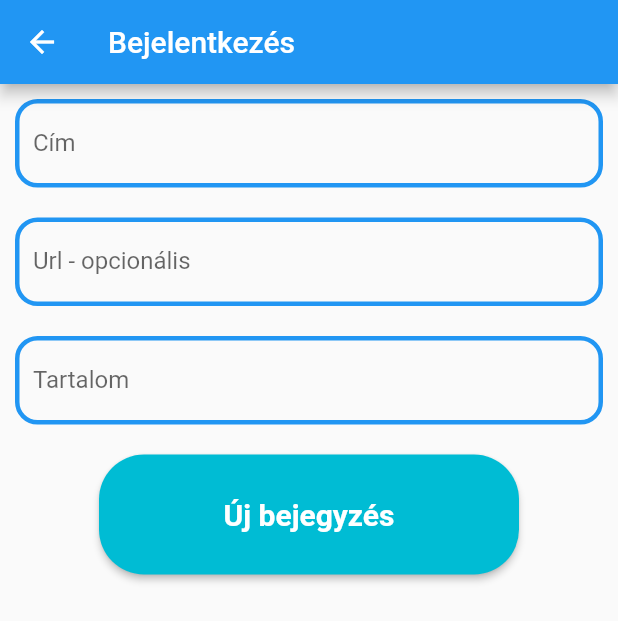
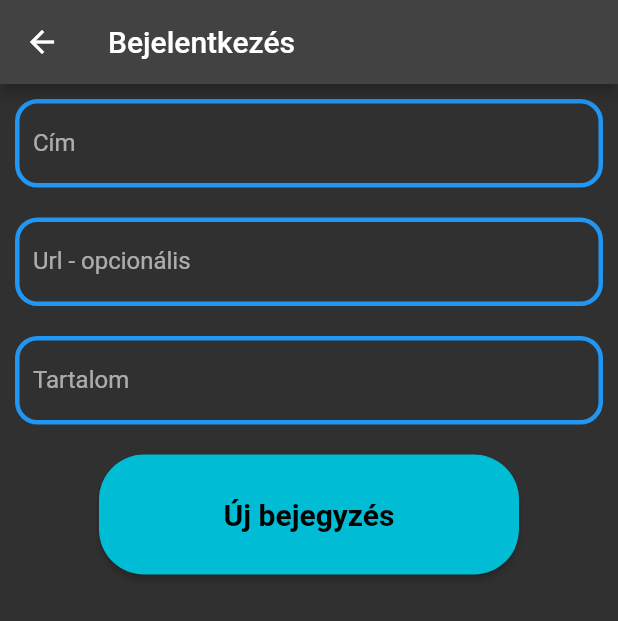
Before and after one commit to ilikecoding34/InformatikusleszekApp, a Flutter app: the NewPostPage screen opened directly, on a phone screen of 412 x 824 dp. Shown: the top 621 px of the screen. Run offline on Flutter 3.47's test engine with Material 2 defaults, Android fonts, the light colour scheme and no system bars; our stand-ins replace dio, flutter_secure_storage, shared_preferences; accounts and stored records are empty; network calls fail.

Commit message:
comntmlist_in_postm_fixed_+_themechange

```diff
--- a/lib/config/ui_config.dart
+++ b/lib/config/ui_config.dart
@@ -9,4 +9,22 @@
   );
   static const TextStyle myStyle =
       TextStyle(fontSize: 17, fontWeight: FontWeight.bold, color: Colors.green);
+
+  static ThemeData darkTheme = ThemeData(
+    primarySwatch: Colors.grey,
+    primaryColor: Colors.black,
+    brightness: Brightness.dark,
+    backgroundColor: const Color(0xFF212121),
+    secondaryHeaderColor: Colors.white,
+    dividerColor: Colors.black12,
+  );
+
+  static ThemeData lightTheme = ThemeData(
+    primarySwatch: Colors.grey,
+    primaryColor: Colors.white,
+    brightness: Brightness.light,
+    backgroundColor: const Color(0xFFE5E5E5),
+    secondaryHeaderColor: Colors.black,
+    dividerColor: Colors.white54,
+  );
 }
--- a/lib/models/post_model.dart
+++ b/lib/models/post_model.dart
@@ -7,7 +7,7 @@
   String? link;
   String body;
   UserModel? user;
-  List<dynamic>? comments;
+  List<CommentModel> comments;
 
   PostModel(
       this.id, this.title, this.link, this.body, this.user, this.comments);
@@ -18,5 +18,8 @@
         link = json['link'],
         body = json['body'],
         user = UserModel.fromJson(json['user']),
-        comments = json['comments'];
+        comments = json["comments"] == null
+            ? <CommentModel>[]
+            : List<CommentModel>.from(
+                json["comments"].map((x) => CommentModel.fromJson(x))).toList();
 }
--- a/lib/services/auth_service.dart
+++ b/lib/services/auth_service.dart
@@ -33,7 +33,7 @@
       }
       notifyListeners();
     } catch (e) {
-      print(e);
+      //  print(e);
       notifyListeners();
     }
   }
--- /dev/null
+++ b/lib/services/theme_service.dart
@@ -0,0 +1,23 @@
+import 'package:flutter/cupertino.dart';
+import 'package:flutter/material.dart';
+
+class ThemeService extends ChangeNotifier {
+  ThemeData _themeData;
+  bool isDarkMode = false;
+
+  ThemeService(this._themeData);
+
+  getTheme() => _themeData;
+
+  getMode() => isDarkMode;
+
+  setTheme(ThemeData themeData) async {
+    _themeData = themeData;
+    notifyListeners();
+  }
+
+  setMode(bool value) async {
+    isDarkMode = value;
+    notifyListeners();
+  }
+}
```
Also changed, not shown: lib/main.dart (+5 -19 lines), lib/screens/postlist_page.dart (+52 -9 lines), lib/screens/singlepost_page.dart (+5 -7 lines), lib/services/post_service.dart (+6 -12 lines), lib/services/sharedpreferences_service.dart (+10 -0 lines).
